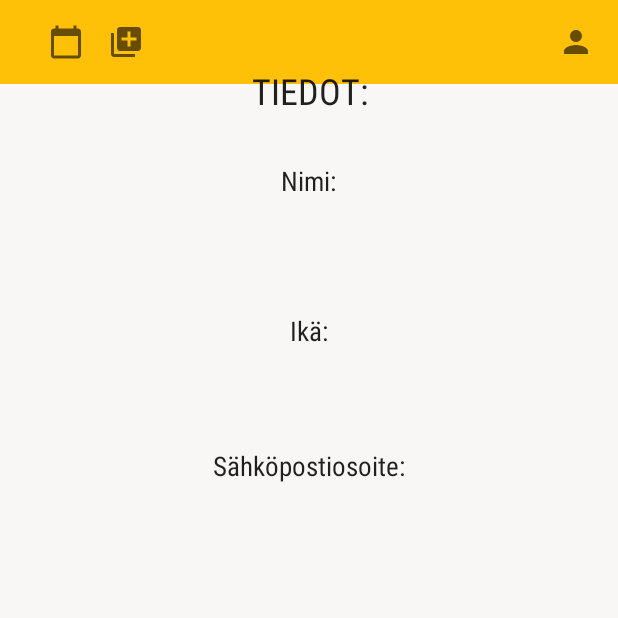
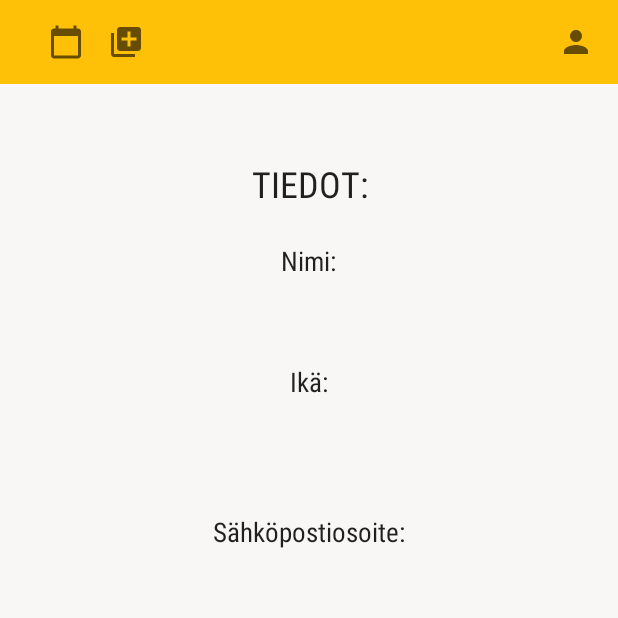
Before and after one commit to Pyrdee/your_Week, an Android app: the TIEDOT screen opened directly, with no data from a screen before it, on a phone screen of 412 x 824 dp, the top half of it. Run offline under Robolectric (Android 15) with nearby library versions, the phone set to English and light mode, and no system bars; Roboto replaces fonts that are not available here; 3 statements that could not run were skipped.

Commit message:
muutoksia tietoihin pref sekä rekisteröintiin+ aloitukseen

```diff
--- a/app/src/main/java/com/example/your_week/Registration.java
+++ b/app/src/main/java/com/example/your_week/Registration.java
@@ -53,8 +53,6 @@ public class Registration extends AppCompatActivity {
             Toast.makeText(Registration.this, "Täytä puuttuvat tiedot", Toast.LENGTH_LONG).show();
         }
 
-
-
         Intent intent = new Intent(this, TIEDOT.class);
 
         intent.putExtra(EXTRA_TEXT, text);
--- a/app/src/main/res/layout/activity_tiedot.xml
+++ b/app/src/main/res/layout/activity_tiedot.xml
@@ -14,7 +14,7 @@
         android:layout_height="wrap_content"
         android:layout_alignParentTop="true"
         android:layout_centerHorizontal="true"
-        android:layout_marginTop="44dp"
+        android:layout_marginTop="106dp"
         android:gravity="center"
         android:text="TIEDOT:"
         android:textSize="24sp" />
@@ -25,7 +25,7 @@
         android:layout_height="wrap_content"
         android:layout_alignParentTop="true"
         android:layout_centerHorizontal="true"
-        android:layout_marginTop="108dp"
+        android:layout_marginTop="161dp"
         android:text="Nimi:"
         android:textSize="18sp" />
 
@@ -35,7 +35,7 @@
         android:layout_height="wrap_content"
         android:layout_alignParentTop="true"
         android:layout_centerHorizontal="true"
-        android:layout_marginTop="208dp"
+        android:layout_marginTop="242dp"
         android:text="Ikä:"
         android:textSize="18sp" />
 
@@ -45,7 +45,7 @@
         android:layout_height="wrap_content"
         android:layout_alignParentTop="true"
         android:layout_centerHorizontal="true"
-        android:layout_marginTop="298dp"
+        android:layout_marginTop="342dp"
         android:text="Sähköpostiosoite:"
         android:textSize="18sp" />
 
@@ -55,7 +55,7 @@
         android:layout_height="35dp"
         android:layout_alignParentTop="true"
         android:layout_centerHorizontal="true"
-        android:layout_marginTop="235dp"
+        android:layout_marginTop="274dp"
         android:textAlignment="center" />
 
     <TextView
@@ -64,7 +64,7 @@
         android:layout_height="44dp"
         android:layout_alignParentTop="true"
         android:layout_centerHorizontal="true"
-        android:layout_marginTop="329dp"
+        android:layout_marginTop="387dp"
         android:textAlignment="center" />
 
     <TextView
@@ -73,6 +73,6 @@
         android:layout_height="35dp"
         android:layout_alignParentTop="true"
         android:layout_centerHorizontal="true"
-        android:layout_marginTop="136dp"
+        android:layout_marginTop="194dp"
         android:textAlignment="center" />
 </RelativeLayout>
```
